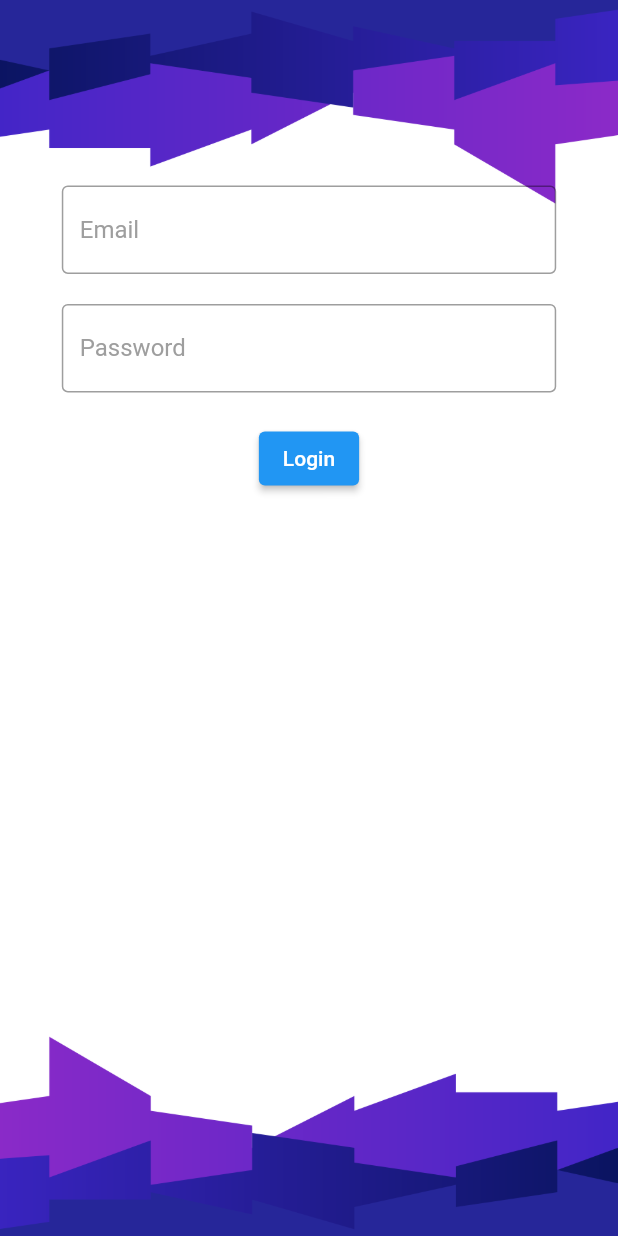
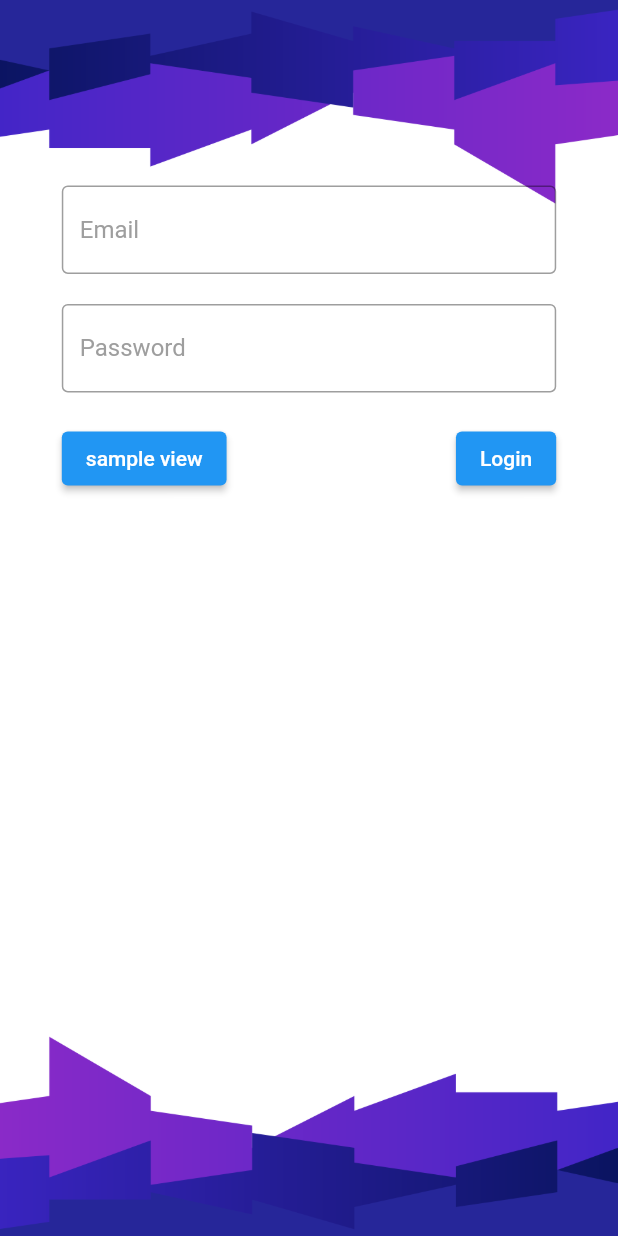
Before and after one commit to Mandeep-vivu/technozarreap, a Flutter app: the screen it shows after launch, on a phone screen of 412 x 824 dp. Run offline on Flutter 3.47's test engine with Material 2 defaults, Android fonts, the phone set to English and light mode, and no system bars; our stand-ins replace ionicons, rive, shared_preferences, webview_flutter; missing offline and left inert: webview_flutter_android, webview_flutter_wkwebview; statements that could not run were skipped.

Commit message:
login bypass button for viewer

```diff
--- a/lib/loginpage.dart
+++ b/lib/loginpage.dart
@@ -281,6 +281,16 @@ class _LoginPageState extends State<LoginPage> {
                       ),
                     ),
                     const SizedBox(height: 20),
+
+                    Row(
+                      mainAxisSize: MainAxisSize.max,
+                      children: [
+                        ElevatedButton(onPressed: (){
+                          Navigator.pushReplacement(context,MaterialPageRoute(
+                            builder:(context)=> MyApp()
+                          ),);
+                        }, child: Text("sample view")),
+                        Spacer(),
                         ElevatedButton(
                           onPressed: () async {
 // Call the login function when the login button is pressed
@@ -322,6 +332,8 @@ class _LoginPageState extends State<LoginPage> {
                         ),
                       ],
                     ),
+                  ],
+                ),
               ),
             ],
           ),
```
Also changed, not shown: pubspec.lock, 1 other file. Lines whose indentation alone changed are shown as unchanged.
